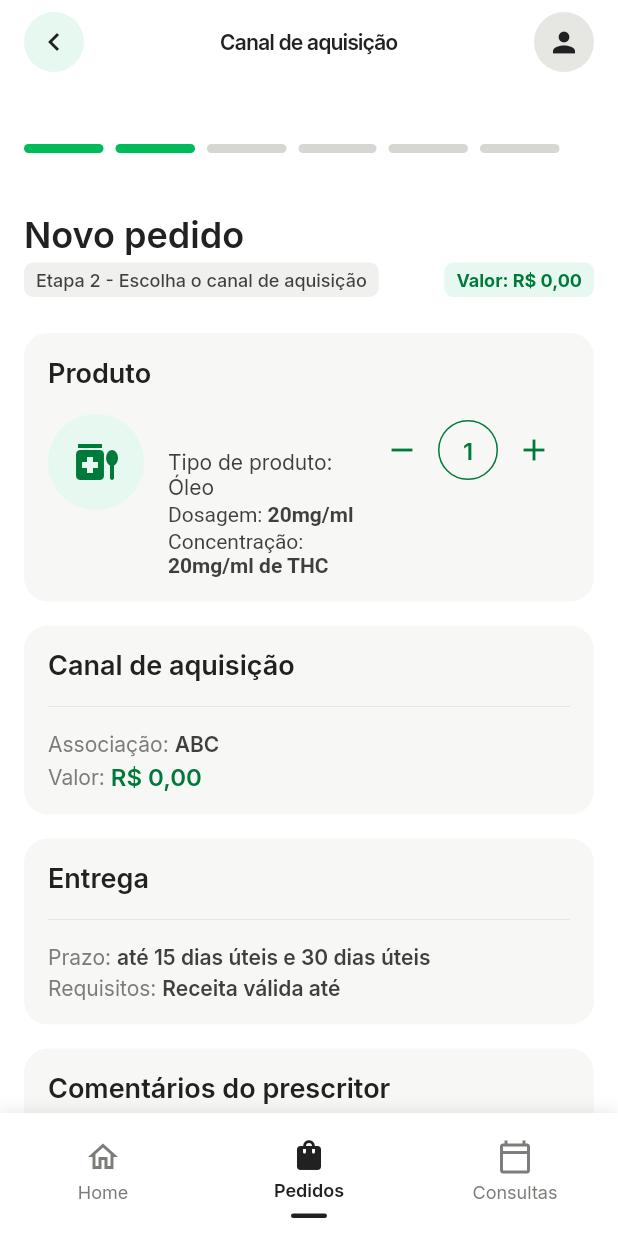
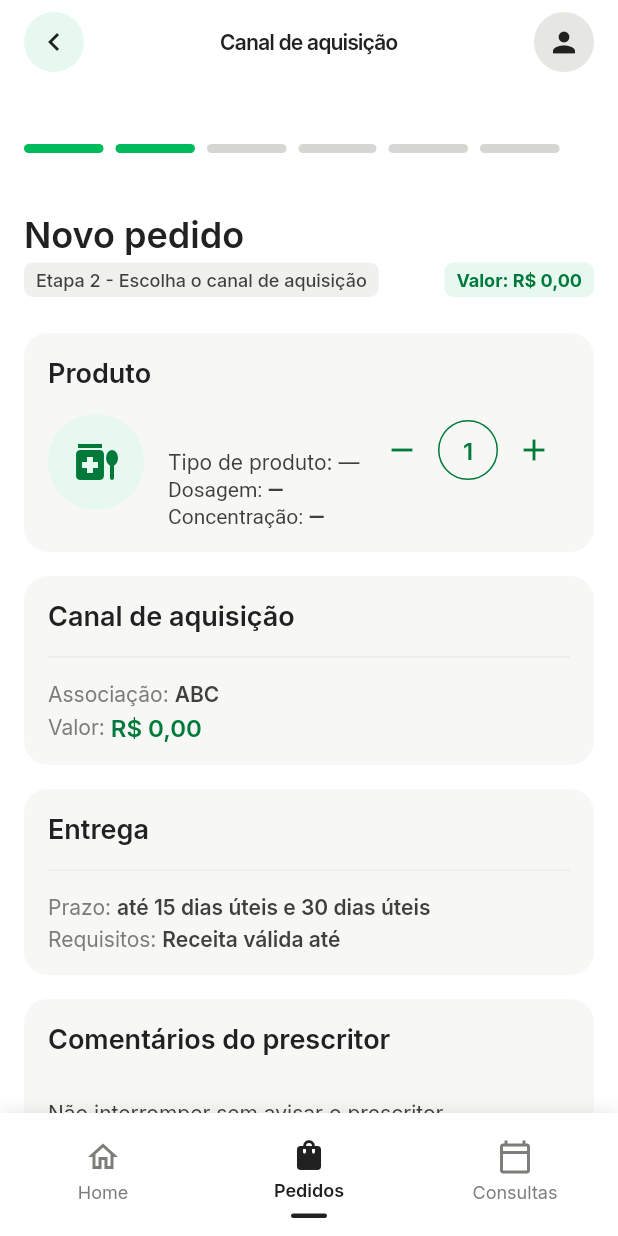
Before and after one commit to FraktalSoftwares/canfy-mobile, a Flutter app: the NewOrderStep2Page screen opened directly with empty values, on a phone screen of 412 x 824 dp. Run offline on Flutter 3.47's test engine with Material 3 defaults, Android fonts, the phone set to English and light mode, and no system bars; our stand-ins replace file_picker, go_router, google_fonts, image_picker, mask_text_input_formatter, qr_flutter and 2 more; accounts and stored records are empty.

Commit message:
fix(pedidos): rastreio na 4.1 + dados reais do produto no novo pedido
- order_details: card "Código de rastreio" (lê pedidos.codigo_rastreio) com botão copiar
- getOrderDetails: expõe codigo_rastreio e rastreio_atualizado_em
- novo pedido (etapas 2 e 4): tipo/dosagem/concentração e canal vindos do produto/fornecedor reais, sem hardcode
- getPrescriptionDetails: retorna forma_farmaceutica, concentrações CBD/THC e fornecedor (canal_nome/tipo)
- NewOrderFormData: campos canalNome/forma/concentrações + getters formaLabel/canalDisplay
- gitignore: .mcp.json

```diff
--- a/lib/models/order/new_order_form_data.dart
+++ b/lib/models/order/new_order_form_data.dart
@@ -21,8 +21,20 @@ class NewOrderFormData {
   /// Quantidade escolhida pelo usuário (step 2)
   final int quantity;
 
-  /// Canal de aquisição (ex.: "Associação ABC")
+  /// Canal de aquisição — valor enum para persistência ('associacao' | 'marca' | 'outro')
   final String canalAquisicao;
+
+  /// Nome do fornecedor (associação/marca) para exibição (ex.: "Santa Cannabis")
+  final String? canalNome;
+
+  /// Forma farmacêutica do produto (enum: oleo, capsula, ...)
+  final String? formaFarmaceutica;
+
+  /// Concentração de CBD do produto (ex.: "20mg/ml")
+  final String? concentracaoCbd;
+
+  /// Concentração de THC do produto (ex.: "20mg/ml")
+  final String? concentracaoThc;
 
   /// Valor unitário usado no pedido (para cálculo)
   final double precoUnitario;
@@ -78,6 +90,10 @@ class NewOrderFormData {
     this.validity,
     this.quantity = 1,
     this.canalAquisicao = 'Associação',
+    this.canalNome,
+    this.formaFarmaceutica,
+    this.concentracaoCbd,
+    this.concentracaoThc,
     this.precoUnitario = 0.0,
     this.rgDocumentUrl,
     this.rgFileName,
@@ -95,6 +111,25 @@ class NewOrderFormData {
     this.shippingServiceName,
   });
 
+  /// Rótulo amigável da forma farmacêutica (mesmo mapeamento do web FORMA_LABEL).
+  String get formaLabel {
+    const labels = {
+      'oleo': 'Óleo',
+      'capsula': 'Cápsula',
+      'spray': 'Spray',
+      'gel': 'Gel',
+      'creme': 'Creme',
+      'outro': 'Outro',
+    };
+    final f = formaFarmaceutica;
+    if (f == null || f.isEmpty) return '—';
+    return labels[f.toLowerCase()] ?? f;
+  }
+
+  /// Texto do canal de aquisição para exibição (nome do fornecedor, com fallback).
+  String get canalDisplay =>
+      (canalNome != null && canalNome!.isNotEmpty) ? canalNome! : canalAquisicao;
+
   /// Valor do produto (quantidade * preço unitário)
   double get productValue =>
       (precoUnitario > 0 ? precoUnitario : valorTotal) * quantity;
@@ -111,6 +146,10 @@ class NewOrderFormData {
     String? validity,
     int? quantity,
     String? canalAquisicao,
+    String? canalNome,
+    String? formaFarmaceutica,
+    String? concentracaoCbd,
+    String? concentracaoThc,
     double? precoUnitario,
     String? rgDocumentUrl,
     String? rgFileName,
@@ -136,6 +175,10 @@ class NewOrderFormData {
       validity: validity ?? this.validity,
       quantity: quantity ?? this.quantity,
       canalAquisicao: canalAquisicao ?? this.canalAquisicao,
+      canalNome: canalNome ?? this.canalNome,
+      formaFarmaceutica: formaFarmaceutica ?? this.formaFarmaceutica,
+      concentracaoCbd: concentracaoCbd ?? this.concentracaoCbd,
+      concentracaoThc: concentracaoThc ?? this.concentracaoThc,
       precoUnitario: precoUnitario ?? this.precoUnitario,
       rgDocumentUrl: rgDocumentUrl ?? this.rgDocumentUrl,
       rgFileName: rgFileName ?? this.rgFileName,
--- a/lib/pages/patient/orders/new_order_step2_page.dart
+++ b/lib/pages/patient/orders/new_order_step2_page.dart
@@ -22,6 +22,11 @@ class _NewOrderStep2PageState extends State<NewOrderStep2Page> {
   bool _loadingDetails = true;
   double? _precoUnitario;
   String? _produtoId;
+  String? _formaFarmaceutica;
+  String? _concentracaoCbd;
+  String? _concentracaoThc;
+  String? _canalNome;
+  String? _canalTipo;
   final String _prescriberComments =
       'Uso contínuo, conforme orientação médica.';
   final String _deliveryDeadline = 'até 15 dias úteis e 30 dias úteis';
@@ -53,6 +58,11 @@ class _NewOrderStep2PageState extends State<NewOrderStep2Page> {
           _precoUnitario = (data['preco_unitario'] as num?)?.toDouble() ??
               formData.valorTotal;
           _produtoId = data['produto_id'] as String?;
+          _formaFarmaceutica = data['forma_farmaceutica'] as String?;
+          _concentracaoCbd = data['concentracao_cbd'] as String?;
+          _concentracaoThc = data['concentracao_thc'] as String?;
+          _canalNome = data['canal_nome'] as String?;
+          _canalTipo = data['canal_tipo'] as String?;
           _loadingDetails = false;
         });
       } else {
@@ -71,6 +81,21 @@ class _NewOrderStep2PageState extends State<NewOrderStep2Page> {
 
   int get quantity => _quantity;
   int _quantity = 1;
+
+  /// Rótulo amigável da forma farmacêutica (mesmo mapeamento do web FORMA_LABEL).
+  String get _formaLabel {
+    const labels = {
+      'oleo': 'Óleo',
+      'capsula': 'Cápsula',
+      'spray': 'Spray',
+      'gel': 'Gel',
+      'creme': 'Creme',
+      'outro': 'Outro',
+    };
+    final f = _formaFarmaceutica;
+    if (f == null || f.isEmpty) return '—';
+    return labels[f.toLowerCase()] ?? f;
+  }
 
   double get _productValue {
     final unitPrice = _precoUnitario ?? formData.valorTotal;
@@ -162,25 +187,28 @@ class _NewOrderStep2PageState extends State<NewOrderStep2Page> {
                                 ),
                               ),
                               const SizedBox(height: 4),
-                              const Text(
-                                'Tipo de produto: Óleo',
-                                style: TextStyle(
+                              Text(
+                                'Tipo de produto: $_formaLabel',
+                                style: const TextStyle(
                                   fontSize: 14,
                                   color: Color(0xFF3F3F3D),
                                 ),
                               ),
                               const SizedBox(height: 2),
-                              const Text.rich(
+                              Text.rich(
                                 TextSpan(
                                   text: 'Dosagem: ',
-                                  style: TextStyle(
+                                  style: const TextStyle(
                                     fontSize: 14,
                                     color: Color(0xFF3F3F3D),
                                   ),
                                   children: [
                                     TextSpan(
-                                      text: '20mg/ml',
-                                      style: TextStyle(
+                                      text: (_concentracaoCbd?.isNotEmpty ??
+                                              false)
+                                          ? _concentracaoCbd
+                                          : '—',
+                                      style: const TextStyle(
                                         fontWeight: FontWeight.w600,
                                       ),
                                     ),
@@ -188,17 +216,20 @@ class _NewOrderStep2PageState extends State<NewOrderStep2Page> {
                                 ),
                               ),
                               const SizedBox(height: 2),
-                              const Text.rich(
+                              Text.rich(
                                 TextSpan(
                                   text: 'Concentração: ',
-                                  style: TextStyle(
+                                  style: const TextStyle(
                                     fontSize: 14,
                                     color: Color(0xFF3F3F3D),
                                   ),
                                   children: [
                                     TextSpan(
-                                      text: '20mg/ml de THC',
-                                      style: TextStyle(
+                                      text: (_concentracaoThc?.isNotEmpty ??
+                                              false)
+                                          ? '$_concentracaoThc de THC'
+                                          : '—',
+                                      style: const TextStyle(
                                         fontWeight: FontWeight.w600,
                                       ),
                                     ),
@@ -441,7 +472,11 @@ class _NewOrderStep2PageState extends State<NewOrderStep2Page> {
                       produtoId: _produtoId,
                       prescriberComments: _prescriberComments,
                       deliveryDeadline: _deliveryDeadline,
-                      canalAquisicao: 'Associação ABC',
+                      canalAquisicao: _canalTipo ?? formData.canalAquisicao,
+                      canalNome: _canalNome,
+                      formaFarmaceutica: _formaFarmaceutica,
+                      concentracaoCbd: _concentracaoCbd,
+                      concentracaoThc: _concentracaoThc,
                     );
                     context.push('/patient/orders/new/step3', extra: updated);
                   },
```
Also changed, not shown: lib/pages/patient/orders/new_order_step4_page.dart (+10 -10 lines), lib/pages/patient/orders/order_details_page.dart (+66 -1 lines), lib/services/api/patient_service.dart (+31 -0 lines), 1 other file.
